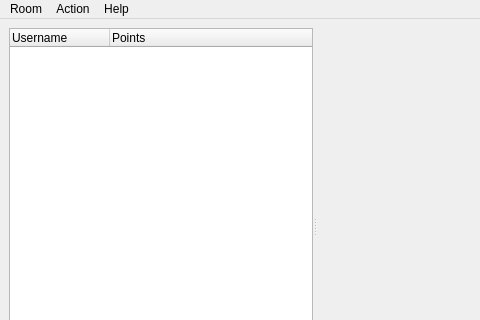
The window that client/trunk/src/ui/gamewindow.ui (mbpolan/tyranny) describes before a commit, drawn with Qt 5; both pictures show x 0 to 480 and y 0 to 320 of the 800 by 600 pixel window.
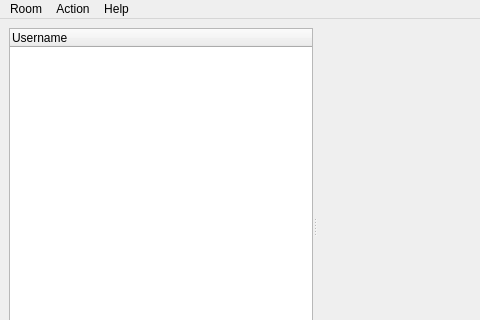
The same window after the commit.

Commit message: -Added animated dialog for displaying results of turn ordering. -Added stub dialog for choosing tokens. -Updated protocol to handle token selection and turn order result packets. -Updated protocol packet headers as well. -Fixed various incorrect layouts, titles, and widgets in GameWindow form.

What changed in the file:
```diff
--- a/client/trunk/src/ui/gamewindow.ui
+++ b/client/trunk/src/ui/gamewindow.ui
@@ -30,13 +30,8 @@
           <string>Username</string>
          </property>
         </column>
-        <column>
-         <property name="text">
-          <string>Points</string>
-         </property>
-        </column>
        </widget>
-       <widget class="QWidget" name="">
+       <widget class="QWidget" name="layoutWidget">
         <layout class="QVBoxLayout" name="verticalLayout_2">
          <item>
           <layout class="QVBoxLayout" name="glLayout">
@@ -90,7 +85,7 @@
         </layout>
        </widget>
       </widget>
-      <widget class="QWidget" name="">
+      <widget class="QWidget" name="layoutWidget">
        <layout class="QVBoxLayout" name="verticalLayout">
         <item>
          <widget class="QTextEdit" name="chatBox">
```
The commit also changes 12 other files.
